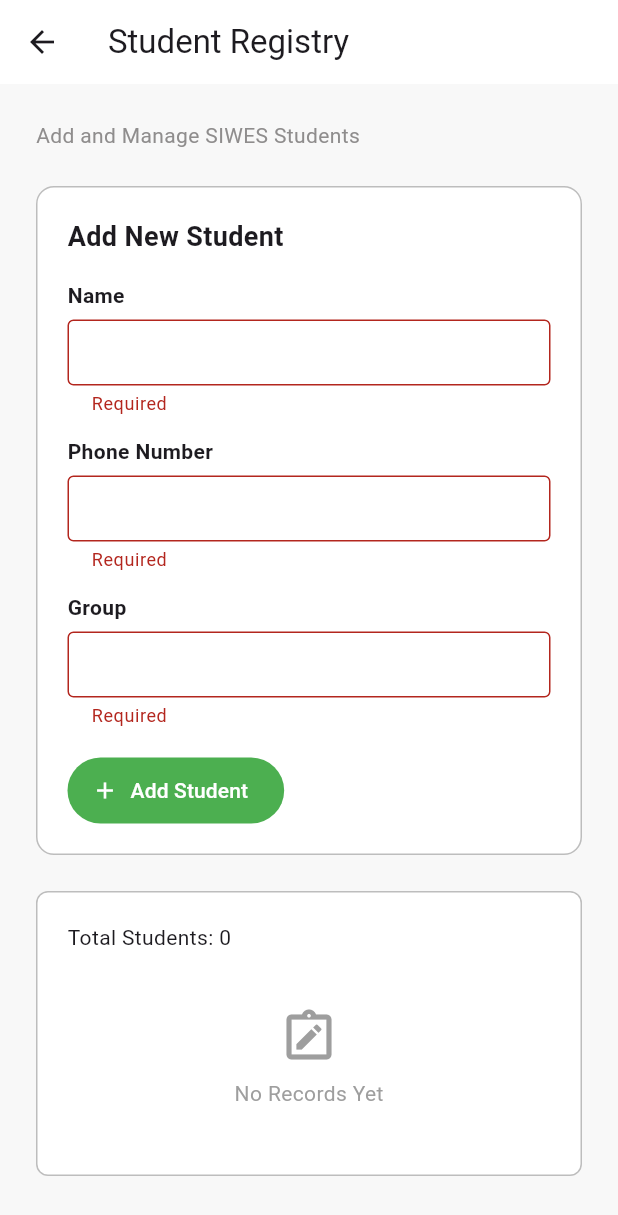
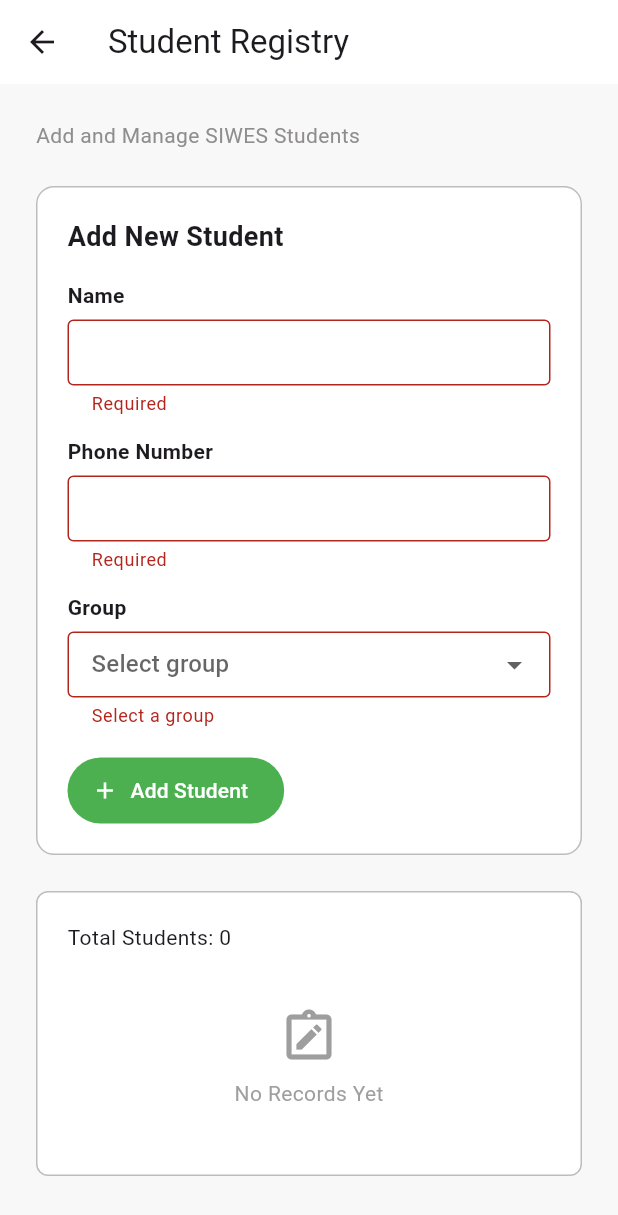
Before and after one commit to Ukashcode/Automatic-posting-System, a Flutter app: the Record screen opened directly with empty values, after a tap on "Add Student", on a phone screen of 412 x 824 dp. Shown: the top 1215 px of the screen. Run offline on Flutter 3.47's test engine with Material 3 defaults, Android fonts, the phone set to English and light mode, and no system bars; our stand-ins replace drift, drift_flutter; missing offline and left inert: dart:html; accounts and stored records are empty; generated files the repository leaves out were written again.

Commit message:
Replace student group text input with validated group dropdown

```diff
--- a/lib/pages/record_page.dart
+++ b/lib/pages/record_page.dart
@@ -18,30 +18,29 @@ class _RecordState extends State<Record> {
   final _formKey = GlobalKey<FormState>();
   final _nameController = TextEditingController();
   final _phoneController = TextEditingController();
-  final _groupController = TextEditingController();
+  final _groupFieldKey = GlobalKey<FormFieldState<String>>();
   bool _saving = false;
 
   @override
   void dispose() {
     _nameController.dispose();
     _phoneController.dispose();
-    _groupController.dispose();
     super.dispose();
   }
 
   Future<void> _addStudent() async {
     if (!_formKey.currentState!.validate()) return;
+    final groupName = _groupFieldKey.currentState!.value!;
     setState(() => _saving = true);
     try {
       await widget.repository.addStudent(
         name: _nameController.text,
         phoneNumber: _phoneController.text,
-        groupName: _groupController.text,
+        groupName: groupName,
       );
       _formKey.currentState!.reset();
       _nameController.clear();
       _phoneController.clear();
-      _groupController.clear();
       _message('Student added.');
     } catch (_) {
       _message('Could not add this student.');
@@ -120,6 +119,55 @@ class _RecordState extends State<Record> {
     );
   }
 
+  Widget _groupField(double width) {
+    return SizedBox(
+      width: width,
+      child: Column(
+        crossAxisAlignment: CrossAxisAlignment.start,
+        children: [
+          const Text('Group', style: TextStyle(fontWeight: FontWeight.bold)),
+          const SizedBox(height: 6),
+          DropdownButtonFormField<String>(
+            key: _groupFieldKey,
+            decoration: const InputDecoration(
+              contentPadding: EdgeInsets.symmetric(
+                horizontal: 12,
+                vertical: 10,
+              ),
+              border: OutlineInputBorder(),
+              isDense: true,
+            ),
+            hint: const Text('Select group'),
+            items: const [
+              DropdownMenuItem(
+                value: 'A',
+                child: Text('Group A (Mon/Tue)'),
+              ),
+              DropdownMenuItem(
+                value: 'B',
+                child: Text('Group B (Wed/Thu)'),
+              ),
+            ],
+            onChanged: (_) {},
+            validator: (value) =>
+                value == null ? 'Select a group' : null,
+          ),
+        ],
+      ),
+    );
+  }
+
+  String _displayGroup(String groupName) {
+    switch (groupName) {
+      case 'A':
+        return 'Group A';
+      case 'B':
+        return 'Group B';
+      default:
+        return groupName;
+    }
+  }
+
   Widget _studentForm() {
     return Container(
       width: double.infinity,
@@ -156,7 +204,7 @@ class _RecordState extends State<Record> {
                       width,
                       keyboardType: TextInputType.phone,
                     ),
-                    _field('Group', _groupController, width),
+                    _groupField(width),
                   ],
                 );
               },
@@ -237,7 +285,7 @@ class _RecordState extends State<Record> {
                             DataCell(Text('${i + 1}')),
                             DataCell(Text(students[i].name)),
                             DataCell(Text(students[i].phoneNumber)),
-                            DataCell(Text(students[i].groupName)),
+                            DataCell(Text(_displayGroup(students[i].groupName))),
                             DataCell(
                               IconButton(
                                 tooltip: 'Remove student',
```
